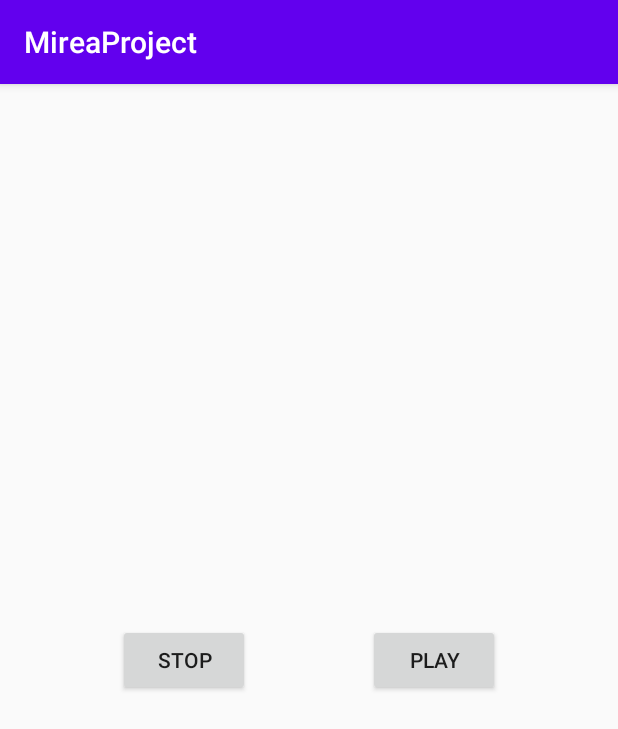
After one commit to Trilgon/HelperApp, an Android app: the fragment AudioFragment shown on its own in the app's theme, on a phone screen of 412 x 824 dp. The commit adds this screen. Shown: the top 729 px of the screen. Run offline under Robolectric (Android 15) with nearby library versions, the phone set to English and light mode, and no system bars.

Commit message:
Update, because practice four was finish

```diff
--- a/app/build.gradle
+++ b/app/build.gradle
@@ -37,6 +37,7 @@ dependencies {
     implementation 'androidx.navigation:navigation-ui:2.3.4'
     implementation 'androidx.lifecycle:lifecycle-livedata-ktx:2.2.0'
     implementation 'androidx.lifecycle:lifecycle-viewmodel-ktx:2.2.0'
+    implementation 'androidx.legacy:legacy-support-v4:1.0.0'
     testImplementation 'junit:junit:4.+'
     androidTestImplementation 'androidx.test.ext:junit:1.1.2'
     androidTestImplementation 'androidx.test.espresso:espresso-core:3.3.0'
--- a/app/src/main/AndroidManifest.xml
+++ b/app/src/main/AndroidManifest.xml
@@ -11,6 +11,11 @@
         android:roundIcon="@mipmap/ic_launcher_round"
         android:supportsRtl="true"
         android:theme="@style/Theme.MireaProject">
+        <service
+            android:name=".ui.audio.AudioService"
+            android:enabled="true"
+            android:exported="true"></service>
+
         <activity
             android:name=".MainActivity"
             android:label="@string/app_name"
--- a/app/src/main/java/ru/mirea/muratov/mireaproject/MainActivity.java
+++ b/app/src/main/java/ru/mirea/muratov/mireaproject/MainActivity.java
@@ -28,7 +28,7 @@ public class MainActivity extends AppCompatActivity {
         // Passing each menu ID as a set of Ids because each
         // menu should be considered as top level destinations.
         mAppBarConfiguration = new AppBarConfiguration.Builder(
-                R.id.nav_home, R.id.nav_calculator, R.id.nav_slideshow)
+                R.id.nav_home, R.id.nav_calculator, R.id.nav_slideshow, R.id.nav_audio)
                 .setDrawerLayout(drawer)
                 .build();
         NavController navController = Navigation.findNavController(this, R.id.nav_host_fragment);
--- /dev/null
+++ b/app/src/main/java/ru/mirea/muratov/mireaproject/ui/audio/AudioFragment.java
@@ -0,0 +1,47 @@
+package ru.mirea.muratov.mireaproject.ui.audio;
+
+import android.app.Activity;
+import android.content.Intent;
+import android.os.Bundle;
+
+import androidx.fragment.app.Fragment;
+
+import android.view.LayoutInflater;
+import android.view.View;
+import android.view.ViewGroup;
+import android.widget.Button;
+
+import ru.mirea.muratov.mireaproject.MainActivity;
+import ru.mirea.muratov.mireaproject.R;
+
+public class AudioFragment extends Fragment {
+    Button buttonPlay;
+    Button buttonStop;
+
+    @Override
+    public View onCreateView(LayoutInflater inflater, ViewGroup container,
+                             Bundle savedInstanceState) {
+        View root = inflater.inflate(R.layout.fragment_audio, container, false);
+        buttonPlay = root.findViewById(R.id.button_play);
+        buttonStop = root.findViewById(R.id.button_stop);
+        View.OnClickListener playClickListener = new View.OnClickListener() {
+            @Override
+            public void onClick(View v) {
+                getActivity().startService(new Intent(getContext(), AudioService.class));
+            }
+        };
+
+        buttonPlay.setOnClickListener(playClickListener);
+
+
+        View.OnClickListener stopClickListener = new View.OnClickListener() {
+            @Override
+            public void onClick(View v) {
+                getActivity().stopService(new Intent(getContext(), AudioService.class));
+            }
+        };
+
+        buttonStop.setOnClickListener(stopClickListener);
+        return root;
+    }
+}
--- a/app/src/main/java/ru/mirea/muratov/mireaproject/ui/calculator/CalculatorFragment.java
+++ b/app/src/main/java/ru/mirea/muratov/mireaproject/ui/calculator/CalculatorFragment.java
@@ -1,5 +1,6 @@
 package ru.mirea.muratov.mireaproject.ui.calculator;
 
+import androidx.fragment.app.Fragment;
 import android.os.Bundle;
 import android.view.LayoutInflater;
 import android.view.View;
@@ -7,8 +8,6 @@ import android.view.ViewGroup;
 import android.widget.TextView;
 
 import androidx.annotation.NonNull;
-import androidx.fragment.app.Fragment;
-
 import ru.mirea.muratov.mireaproject.R;
 
 public class CalculatorFragment extends Fragment {
--- /dev/null
+++ b/app/src/main/res/layout/fragment_audio.xml
@@ -0,0 +1,29 @@
+<?xml version="1.0" encoding="utf-8"?>
+<androidx.constraintlayout.widget.ConstraintLayout xmlns:android="http://schemas.android.com/apk/res/android"
+    xmlns:tools="http://schemas.android.com/tools"
+    android:layout_width="match_parent"
+    android:layout_height="match_parent"
+    xmlns:app="http://schemas.android.com/apk/res-auto"
+    tools:context=".ui.audio.AudioFragment">
+
+    <Button
+        android:id="@+id/button_play"
+        android:text="Play"
+        app:layout_constraintStart_toEndOf="@id/button_stop"
+        app:layout_constraintEnd_toEndOf="parent"
+        app:layout_constraintBottom_toBottomOf="parent"
+        app:layout_constraintTop_toTopOf="parent"
+        android:layout_width="wrap_content"
+        android:layout_height="wrap_content"/>
+    <Button
+        android:id="@+id/button_stop"
+        android:text="Stop"
+        app:layout_constraintStart_toStartOf="parent"
+        app:layout_constraintEnd_toStartOf="@+id/button_play"
+        app:layout_constraintBottom_toBottomOf="parent"
+        app:layout_constraintTop_toTopOf="parent"
+        android:layout_width="wrap_content"
+        android:layout_height="wrap_content"/>
+
+
+</androidx.constraintlayout.widget.ConstraintLayout>
--- a/app/src/main/res/layout/fragment_web_view.xml
+++ b/app/src/main/res/layout/fragment_web_view.xml
@@ -5,7 +5,7 @@
     android:layout_width="match_parent"
     android:layout_height="match_parent"
     android:orientation="vertical"
-    tools:context=".ui.webView.WebFragment">
+    tools:context=".ui.web_view.WebFragment">
 
     <WebView
         android:id="@+id/web"
--- a/app/src/main/res/menu/activity_main_drawer.xml
+++ b/app/src/main/res/menu/activity_main_drawer.xml
@@ -16,5 +16,9 @@
             android:id="@+id/nav_slideshow"
             android:icon="@drawable/ic_menu_slideshow"
             android:title="@string/menu_browser" />
+        <item
+            android:id="@+id/nav_audio"
+            android:icon="@drawable/ic_launcher_background"
+            android:title="Audio Player" />
     </group>
 </menu>
--- a/app/src/main/res/values/strings.xml
+++ b/app/src/main/res/values/strings.xml
@@ -10,4 +10,6 @@
     <string name="menu_home">Home</string>
     <string name="menu_calculator">Calculator</string>
     <string name="menu_browser">Web View</string>
+    <!-- TODO: Remove or change this placeholder text -->
+    <string name="hello_blank_fragment">Hello blank fragment</string>
 </resources>
```
Also changed, not shown: app/src/main/java/ru/mirea/muratov/mireaproject/ui/audio/AudioService.java (added, +31 -0 lines), app/src/main/java/ru/mirea/muratov/mireaproject/ui/web_view/WebFragment.java (renamed from app/src/main/java/ru/mirea/muratov/mireaproject/ui/webView/WebFragment.java, +1 -6 lines), app/src/main/res/navigation/mobile_navigation.xml (+6 -1 lines), 1 other file.
